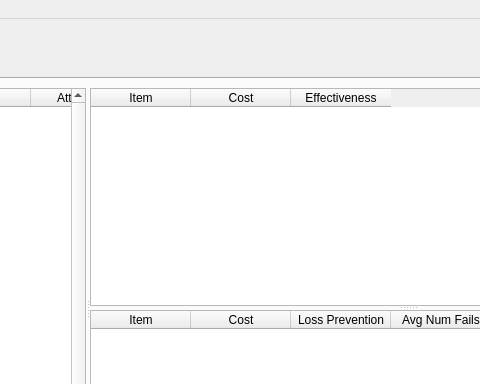
Old version of the form Forms/Main_Window.ui in the repository Graveflo/BDO_Enhancement_Tool; both pictures show x 217 to 697 and y 0 to 384 of the 962 by 612 pixel window.
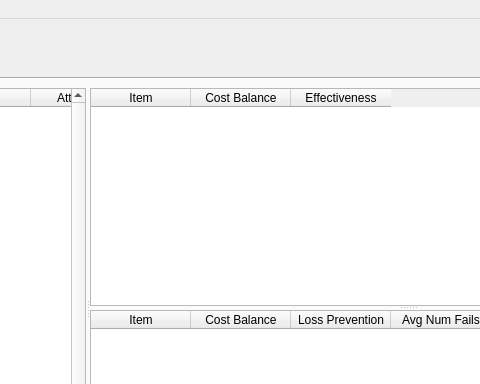
New version of the form. The open tabs and pages were chosen to show the change. Icons and pictures are not drawn. Custom widgets are drawn as their Qt base class.

Commit message: Changed text for avg enhance cost method Didn't like the picture

Diff of the .ui file:
```diff
--- a/Forms/Main_Window.ui
+++ b/Forms/Main_Window.ui
@@ -1156,7 +1156,7 @@
                </column>
                <column>
                 <property name="text">
-                 <string>Cost</string>
+                 <string>Cost Balance</string>
                 </property>
                </column>
                <column>
@@ -1182,7 +1182,7 @@
                </column>
                <column>
                 <property name="text">
-                 <string>Cost</string>
+                 <string>Cost Balance</string>
                 </property>
                </column>
                <column>
```
Left out of the diff: 2 changed lines with no effect on the pictures. The commit also changes 4 other files.
